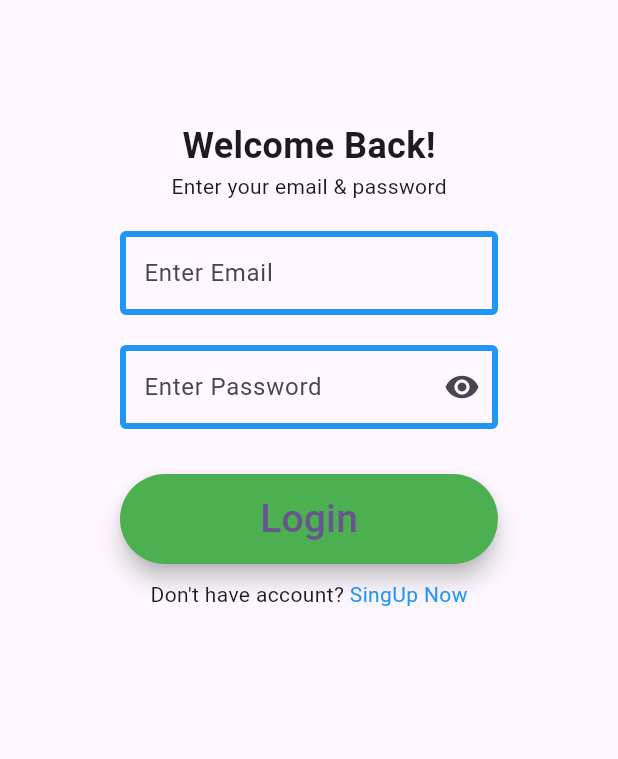
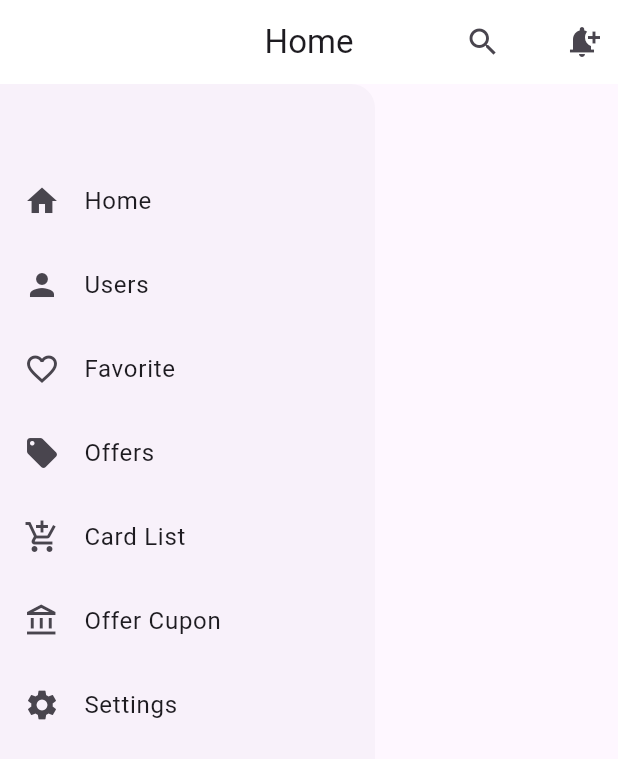
Before and after one commit to waliullah8328/smart_cell_bd, a Flutter app: the screen it shows after launch, on a phone screen of 412 x 824 dp. Shown: the top 759 px of the screen. Run offline on Flutter 3.47's test engine with Material 3 defaults, Android fonts, the phone set to English and light mode, and no system bars; our stand-ins replace animated_splash_screen, firebase_core, get, lottie; accounts and stored records are empty.

Commit message:
Custom widget, custom appbar,custom list tile,grid gaddle multidesk true minimum sdk 21

```diff
--- a/lib/main.dart
+++ b/lib/main.dart
@@ -1,15 +1,17 @@
 import 'package:firebase_core/firebase_core.dart';
 import 'package:flutter/material.dart';
 import 'package:get/get_navigation/src/root/get_material_app.dart';
+import 'package:smart_cell_bd/pesentation/home/HomeScreen.dart';
 
 import 'firebase_options.dart';
 import 'pesentation/splash_screen/splash_screen.dart';
 
 void main() async{
  // Firebase initialize
+  /*
   await Firebase.initializeApp(
     options: DefaultFirebaseOptions.currentPlatform,
-  );
+  );*/
   runApp(const MyApp());
 }
 
@@ -20,13 +22,14 @@ class MyApp extends StatelessWidget {
   @override
   Widget build(BuildContext context) {
     return GetMaterialApp(
+      debugShowCheckedModeBanner: false,
       title: 'Flutter Demo',
       theme: ThemeData(
 
         colorScheme: ColorScheme.fromSeed(seedColor: Colors.deepPurple),
         useMaterial3: true,
       ),
-      home: const SplashScreen(),
+      home: const HomeScreen(),
     );
   }
 }
--- /dev/null
+++ b/lib/pesentation/customWidget/custom_appBar_widget.dart
@@ -0,0 +1,35 @@
+import 'package:flutter/cupertino.dart';
+import 'package:flutter/material.dart';
+
+class CustomAppBarWidget extends StatelessWidget
+    implements PreferredSizeWidget {
+  const CustomAppBarWidget({
+    super.key,
+    required this.text,
+    this.isCenterTitle = false,
+    this.isBackArrow = true,
+    this.color,
+    this.action,
+  });
+
+  final String text;
+  final bool isCenterTitle;
+  final bool isBackArrow;
+  final Color? color;
+  final dynamic? action;
+
+  @override
+  Widget build(BuildContext context) {
+    return AppBar(
+      title: Text(text),
+      centerTitle: isCenterTitle,
+      automaticallyImplyLeading: isBackArrow,
+      backgroundColor: color,
+      actions: action,
+    );
+  }
+
+  @override
+  // TODO: implement preferredSize
+  Size get preferredSize => const Size.fromHeight(kToolbarHeight);
+}
--- /dev/null
+++ b/lib/pesentation/customWidget/custom_listtile.dart
@@ -0,0 +1,30 @@
+import 'package:flutter/cupertino.dart';
+import 'package:flutter/material.dart';
+
+class CustomListTile extends StatelessWidget {
+  const CustomListTile({
+    super.key, required this.icon, required this.text, this.onTap,
+  });
+
+  final IconData icon;
+  final String text;
+  final void Function()? onTap;
+
+
+  @override
+  Widget build(BuildContext context) {
+    return ListTile(
+      leading:  Icon(icon),
+      title: Text(text),
+      onTap:onTap ,
+      hoverColor: Colors.purple,
+      focusColor: Colors.green,
+      enabled: true,
+
+
+
+
+
+    );
+  }
+}
--- /dev/null
+++ b/lib/pesentation/home/HomeScreen.dart
@@ -0,0 +1,49 @@
+
+import 'package:flutter/material.dart';
+
+import '../customWidget/custom_appBar_widget.dart';
+import '../customWidget/custom_listtile.dart';
+
+class HomeScreen extends StatelessWidget {
+  const HomeScreen({super.key});
+
+  @override
+  Widget build(BuildContext context) {
+    return Scaffold(
+
+      appBar: CustomAppBarWidget(
+        text: "Home",
+        isBackArrow: false,
+        isCenterTitle: true,
+        color: Colors.white,
+        action: [
+
+          const Icon(Icons.search),
+          SizedBox(width: 30,),
+          IconButton(onPressed: (){}, icon: const Icon(Icons.notification_add)),
+        ],
+      ),
+      body: Column(
+        children: [
+          SizedBox(
+            height: 585,
+            width: 250,
+            child: Drawer(child:Column(
+              children: [
+                SizedBox(height: 50,),
+                CustomListTile(icon: Icons.home,text: "Home",onTap: (){},),
+                CustomListTile(icon: Icons.person,text: "Users",onTap: (){},),
+                CustomListTile(icon: Icons.favorite_border,text: "Favorite",onTap: (){},),
+                CustomListTile(icon: Icons.local_offer,text: "Offers",onTap: (){},),
+                CustomListTile(icon: Icons.add_shopping_cart,text: "Card List",onTap: (){},),
+                CustomListTile(icon: Icons.account_balance_outlined,text: "Offer Cupon",onTap: (){},),
+                CustomListTile(icon: Icons.settings,text: "Settings",onTap: (){},),
+              ],
+            ) ,),
+          ),
+        ],
+      ),
+
+    );
+  }
+}
--- a/lib/pesentation/login/login_sceen.dart
+++ b/lib/pesentation/login/login_sceen.dart
@@ -1,6 +1,7 @@
 import 'package:flutter/cupertino.dart';
 import 'package:flutter/material.dart';
 import 'package:get/get.dart';
+import 'package:smart_cell_bd/pesentation/home/HomeScreen.dart';
 import 'package:smart_cell_bd/pesentation/signUp/view/signUp_screen.dart';
 
 class LoginScreen extends StatelessWidget {
@@ -87,6 +88,7 @@ class LoginScreen extends StatelessWidget {
                       ),
 
                       onPressed: (){
+                        Get.to(()=>const HomeScreen());
 
 
 
```
Also changed, not shown: 1 other file.
